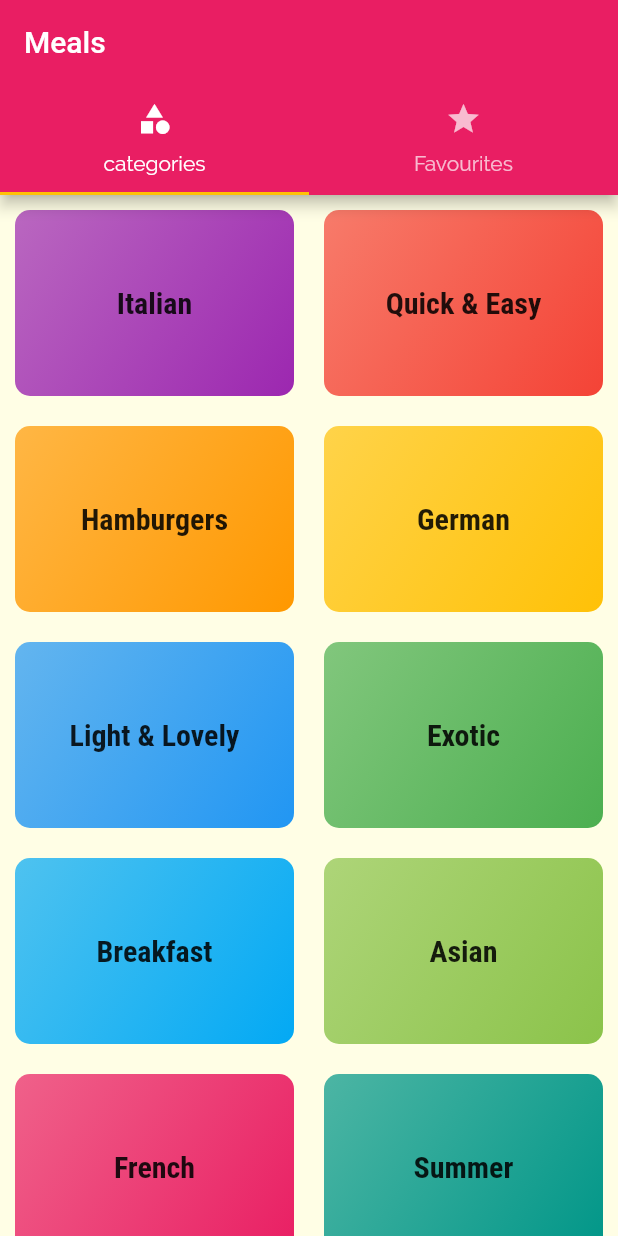
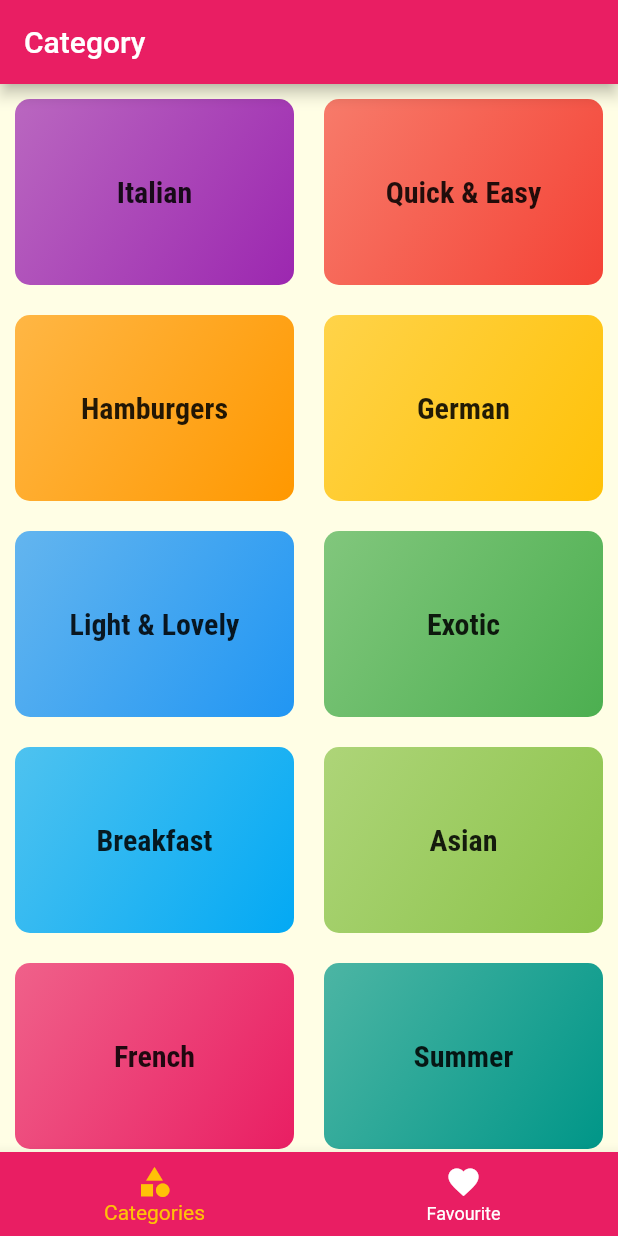
Before and after one commit to CodingEyes6/Recipe-App, a Flutter app: the screen it shows after launch, on a phone screen of 412 x 824 dp. Run offline on Flutter 3.47's test engine with Material 2 defaults, Android fonts, the phone set to English and light mode, and no system bars.

Commit message:
bottom bar added and tab bar removed

```diff
--- a/lib/screens/Category/category_screen.dart
+++ b/lib/screens/Category/category_screen.dart
@@ -2,8 +2,8 @@
 
 import 'package:flutter/material.dart';
 import 'components/category_items_list.dart';
-import '../../components/appBar.dart';
-import '../../constants/app_bar_titles.dart';
+
+
 import '../../constants/padding_constants.dart';
 
 class CategoryScreen extends StatelessWidget {
--- a/lib/screens/tabs/tabs.dart
+++ b/lib/screens/tabs/tabs.dart
@@ -1,44 +1,62 @@
 // ignore_for_file: must_be_immutable
 
 import 'package:flutter/material.dart';
+
+import '../favourite/favourite_screen.dart';
 import '../Category/category_screen.dart';
-import '../favourite/favourite_screen.dart';
+import '../../Colors/colors.dart';
 
 class TabScreen extends StatefulWidget {
-  var noTabs = 2;
-
   @override
   State<TabScreen> createState() => _TabScreenState();
 }
 
 class _TabScreenState extends State<TabScreen> {
+  final List<Map<String, Object>> _pages = [
+    {
+      'page': CategoryScreen(),
+      'title' : 'Category'
+    },
+    {
+      'page': FavouriteScreen(),
+      'title' : 'Favourite'
+    }
+  ];
+
+  int _selectedPageIndex = 0;
+
+  void _selectPage(int index) {
+    setState(() {
+      _selectedPageIndex = index;
+    });
+  }
+
   @override
   Widget build(BuildContext context) {
-    return DefaultTabController(
-      length: widget.noTabs,
-      child: Scaffold(
+    return Scaffold(
       appBar: AppBar(
-          title: const Text("Meals"),
-          bottom: TabBar(tabs: buildTabs()),
-
+        title: Text( _pages[_selectedPageIndex]['title'] as String),
       ),
-        body: TabBarView(children: [
-          CategoryScreen(),
-          FavouriteScreen()
-        ]),
+      body: _pages[_selectedPageIndex]['page'] as Widget,
+      bottomNavigationBar: BottomNavigationBar(
+        onTap: _selectPage,
+        unselectedItemColor: Colors.white,
+        selectedItemColor: accentColor,
+        backgroundColor: primaryColor,
+        currentIndex: _selectedPageIndex,
+        items: botttomTabBarItemsList(),
       ),
     );
   }
 
-List<Widget> buildTabs(){
+  List<BottomNavigationBarItem> botttomTabBarItemsList() {
     return [
-    tabItem(Icons.category, 'categories'),
-    tabItem(Icons.star, 'Favourites')
+      buildBottomBarItem(Icons.category, 'Categories'),
+      buildBottomBarItem(Icons.favorite, 'Favourite'),
     ];
   }
 
+  BottomNavigationBarItem buildBottomBarItem(IconData icon, String text) {
+    return BottomNavigationBarItem(icon: Icon(icon), label: text);
   }
-
-Widget tabItem(IconData icon,String text){
-  return Tab(icon: Icon(icon),text: text,);
 }
```
Lines whose indentation alone changed are shown as unchanged.
